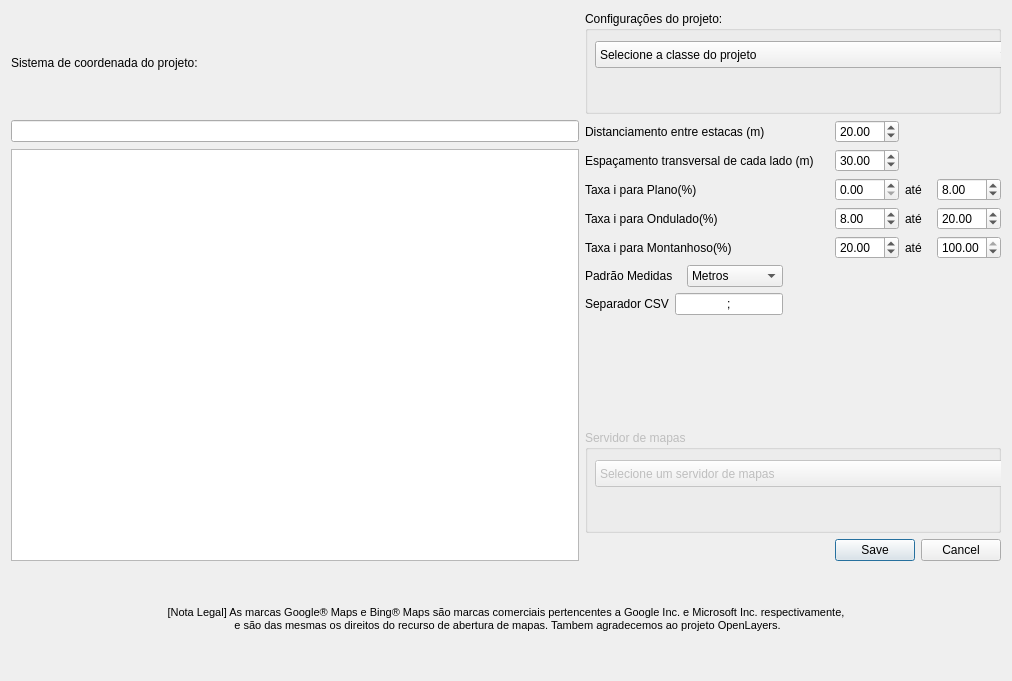
Before: the Qt Designer form app/view/ui/Topo_dialog_conf.ui in matheusfillipe/Topografia, drawn with Qt 5.
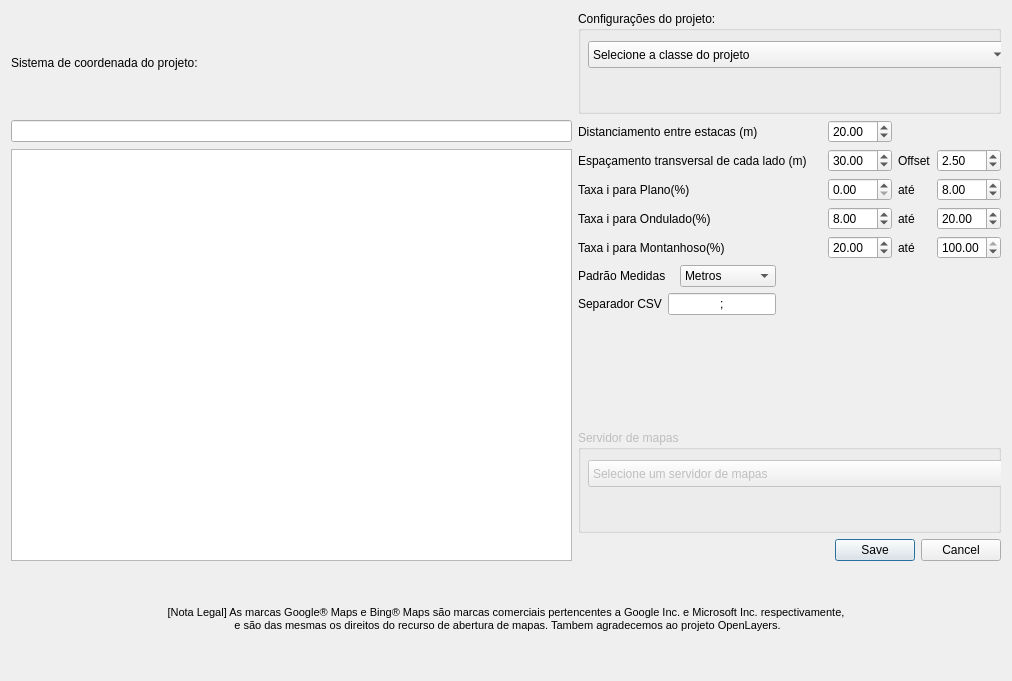
After: the same form once the commit is applied.

Diff of the .ui file:
```diff
--- a/app/view/ui/Topo_dialog_conf.ui
+++ b/app/view/ui/Topo_dialog_conf.ui
@@ -482,6 +482,26 @@
      </property>
     </widget>
    </item>
+   <item row="2" column="4">
+    <widget class="QLabel" name="label_13">
+     <property name="text">
+      <string>Offset</string>
+     </property>
+    </widget>
+   </item>
+   <item row="2" column="5">
+    <widget class="QDoubleSpinBox" name="offsetSpinBox">
+     <property name="minimum">
+      <double>1.000000000000000</double>
+     </property>
+     <property name="maximum">
+      <double>8.000000000000000</double>
+     </property>
+     <property name="value">
+      <double>2.500000000000000</double>
+     </property>
+    </widget>
+   </item>
   </layout>
   <action name="actionOpenFolderAction">
    <property name="text">
```
